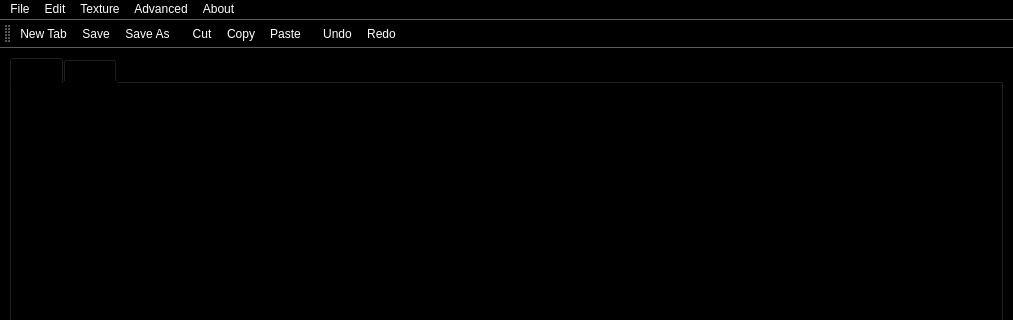
Qt form GUI with QT/PyroNotes/notewindow.ui (SadmanSkb55/CPP-and-QT-GUI) before a commit; both pictures show x 0 to 1013 and y 0 to 320 of the 1013 by 546 pixel window.
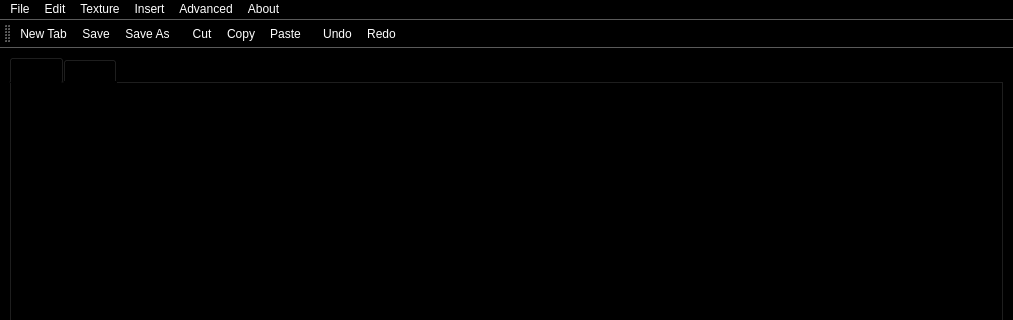
The same form after that commit. Icons and pictures are not drawn.

```diff
--- a/GUI with QT/PyroNotes/notewindow.ui
+++ b/GUI with QT/PyroNotes/notewindow.ui
@@ -106,9 +106,16 @@
     <addaction name="actionSend_this_by_Mail"/>
     <addaction name="actionRun"/>
    </widget>
+   <widget class="QMenu" name="menuInsert">
+    <property name="title">
+     <string>Insert</string>
+    </property>
+    <addaction name="actionInsert_Table"/>
+   </widget>
    <addaction name="menuFile"/>
    <addaction name="menuEdit"/>
    <addaction name="menuTexture"/>
+   <addaction name="menuInsert"/>
    <addaction name="menuAdvanced"/>
    <addaction name="menuAbout"/>
   </widget>
```
Left out of the diff: 9 changed lines with no effect on the pictures.
